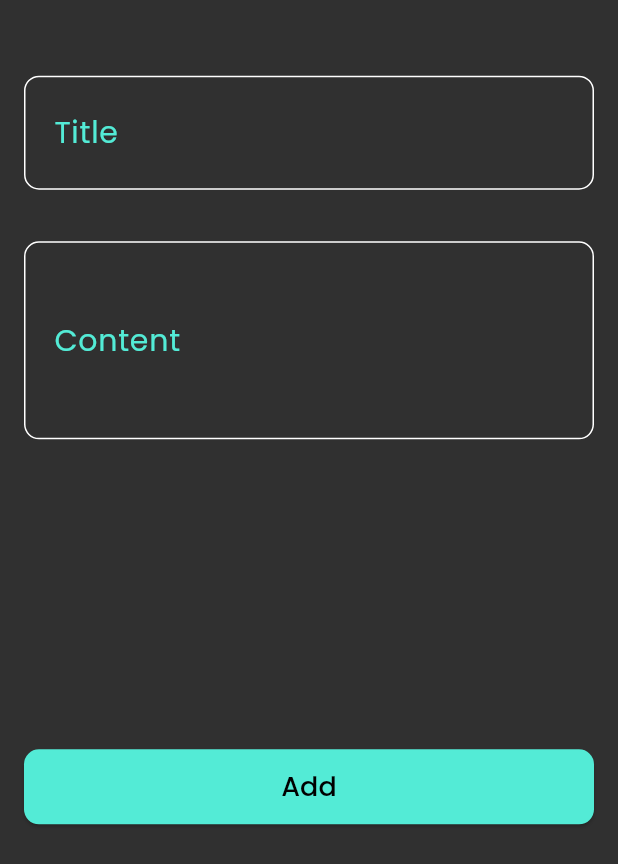
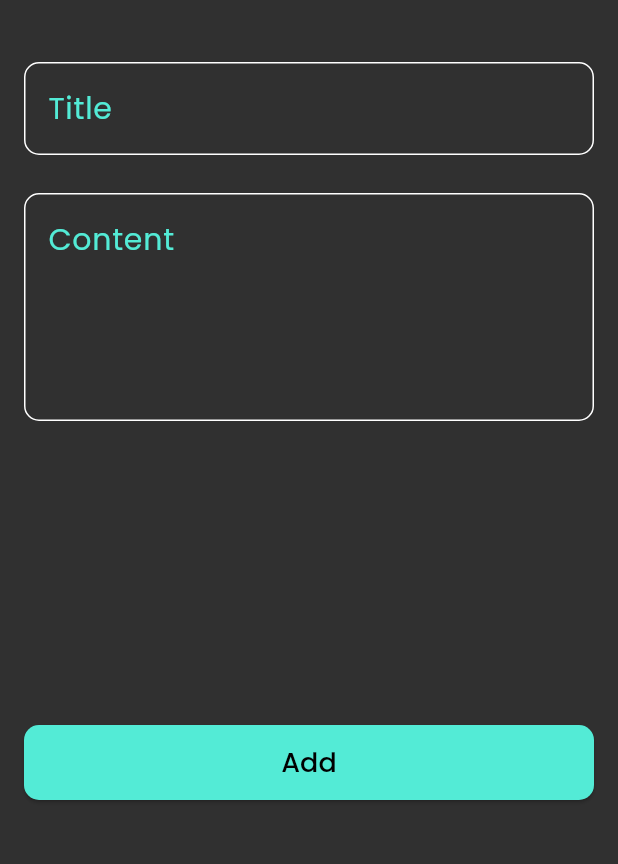
Before and after one commit to AlaaSharshera/notes_app, a Flutter app: the CustomButtomSheetBody widget shown alone on an empty page, opened directly, on a phone screen of 412 x 824 dp. Shown: the top 864 px of the screen. Run offline on Flutter 3.47's test engine with Material 3 defaults, Android fonts, the phone set to English and light mode, and no system bars; our stand-ins replace google_fonts.

Commit message:
commit changes

```diff
--- a/lib/views/notes_view.dart
+++ b/lib/views/notes_view.dart
@@ -12,6 +12,7 @@ class NotesView extends StatelessWidget {
       floatingActionButton: FloatingActionButton(
         onPressed: () {
           showModalBottomSheet(
+              isScrollControlled: true,
               shape: RoundedRectangleBorder(
                   borderRadius: BorderRadius.circular(12)),
               context: context,
--- a/lib/views/widgets/buttom_sheet_body.dart
+++ b/lib/views/widgets/buttom_sheet_body.dart
@@ -26,25 +26,25 @@ class CustomButtomSheetBody extends StatelessWidget {
               flex: 1,
             ),
             const CustomTextField(
-              padding: 26,
-              lableText: "Title",
+              hintText: "Title",
+              maxLines: 1,
             ),
             const Spacer(
               flex: 1,
             ),
             const CustomTextField(
-              padding: 54,
-              lableText: "Content",
+              maxLines: 5,
+              hintText: "Content",
             ),
             const Spacer(
-              flex: 6,
+              flex: 8,
             ),
             SizedBox(
               height: 50,
               width: double.infinity,
               child: ElevatedButton(
                   style: ButtonStyle(
-                    backgroundColor: WidgetStatePropertyAll(
+                    backgroundColor: const WidgetStatePropertyAll(
                       kPrimaryColor,
                     ),
                     shape: WidgetStatePropertyAll(
@@ -63,7 +63,7 @@ class CustomButtomSheetBody extends StatelessWidget {
                   )),
             ),
             const Spacer(
-              flex: 1,
+              flex: 2,
             ),
           ],
         ),
--- a/lib/views/widgets/custom_text_field.dart
+++ b/lib/views/widgets/custom_text_field.dart
@@ -5,24 +5,21 @@ import 'package:notes_app/helper/buildBorder.dart';
 
 class CustomTextField extends StatelessWidget {
   const CustomTextField({
-    required this.padding,
-    required this.lableText,
+    this.maxLines = 1,
+    required this.hintText,
     super.key,
   });
-  final String lableText;
-  final double padding;
+  final String hintText;
+  final int maxLines;
 
   @override
   Widget build(BuildContext context) {
     return TextField(
+      maxLines: maxLines,
       cursorColor: kPrimaryColor,
       decoration: InputDecoration(
-          label: Text(
-            lableText,
-            style: GoogleFonts.poppins(color: kPrimaryColor, fontSize: 20),
-          ),
-          contentPadding:
-              EdgeInsets.symmetric(vertical: padding, horizontal: 16),
+          hintText: hintText,
+          hintStyle: GoogleFonts.poppins(color: kPrimaryColor, fontSize: 20),
           enabledBorder: buildBorder(color: Colors.white),
           focusedBorder: buildBorder(
             color: kPrimaryColor,
```
